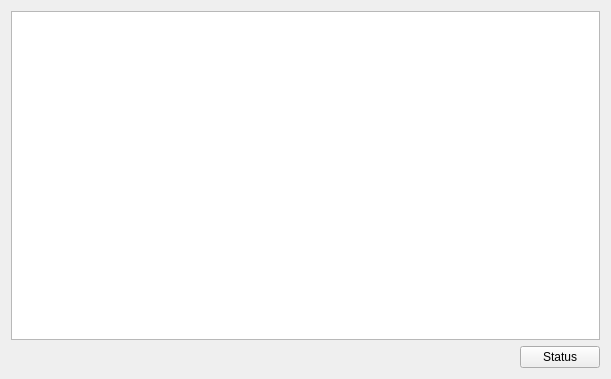
Before: the Qt Designer form src/MainWindow.ui in mooltipass/moolticute, drawn with Qt 5.
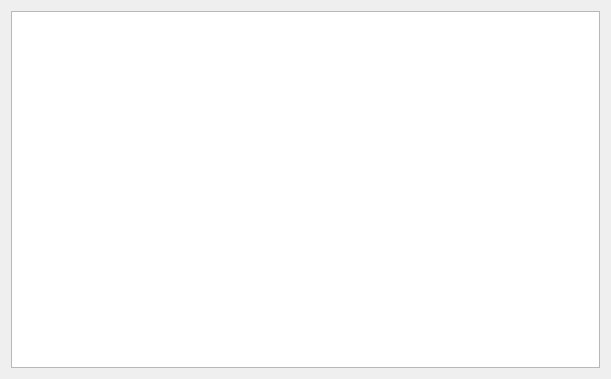
After: the same form once the commit is applied.

The edit to the form file:
```diff
--- a/src/MainWindow.ui
+++ b/src/MainWindow.ui
@@ -18,30 +18,6 @@
     <item>
      <widget class="QPlainTextEdit" name="plainTextEdit"/>
     </item>
-    <item>
-     <layout class="QHBoxLayout" name="horizontalLayout">
-      <item>
-       <spacer name="horizontalSpacer">
-        <property name="orientation">
-         <enum>Qt::Horizontal</enum>
-        </property>
-        <property name="sizeHint" stdset="0">
-         <size>
-          <width>40</width>
-          <height>20</height>
-         </size>
-        </property>
-       </spacer>
-      </item>
-      <item>
-       <widget class="QPushButton" name="pushButtonStatus">
-        <property name="text">
-         <string>Status</string>
-        </property>
-       </widget>
-      </item>
-     </layout>
-    </item>
    </layout>
   </widget>
  </widget>
```
